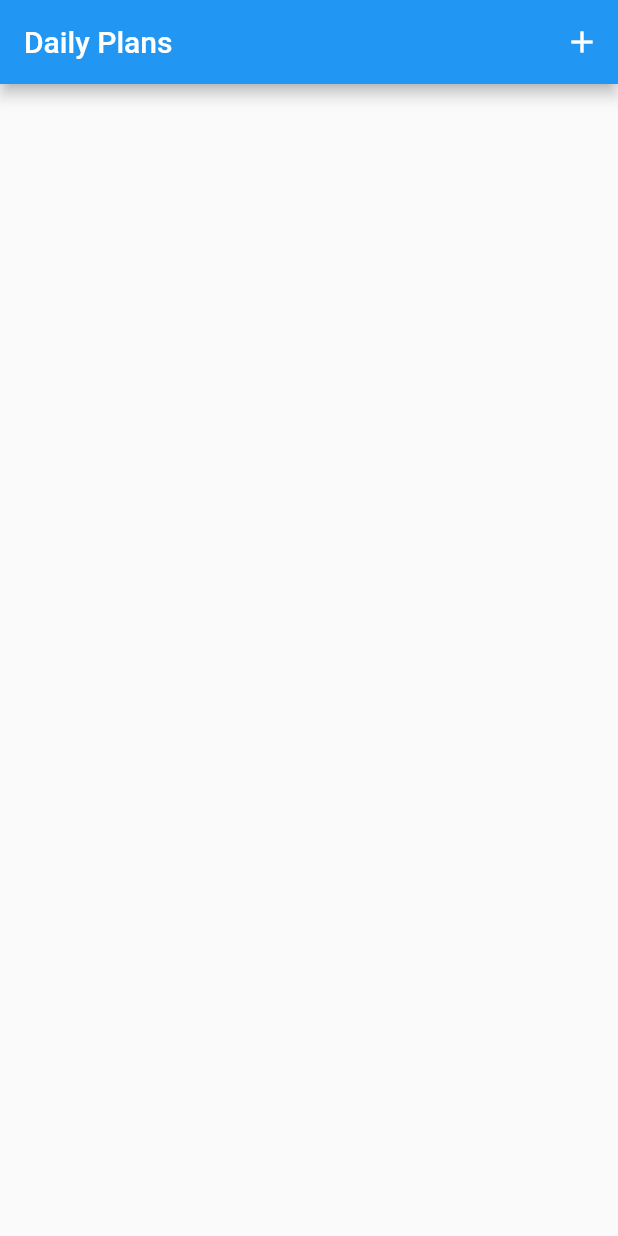
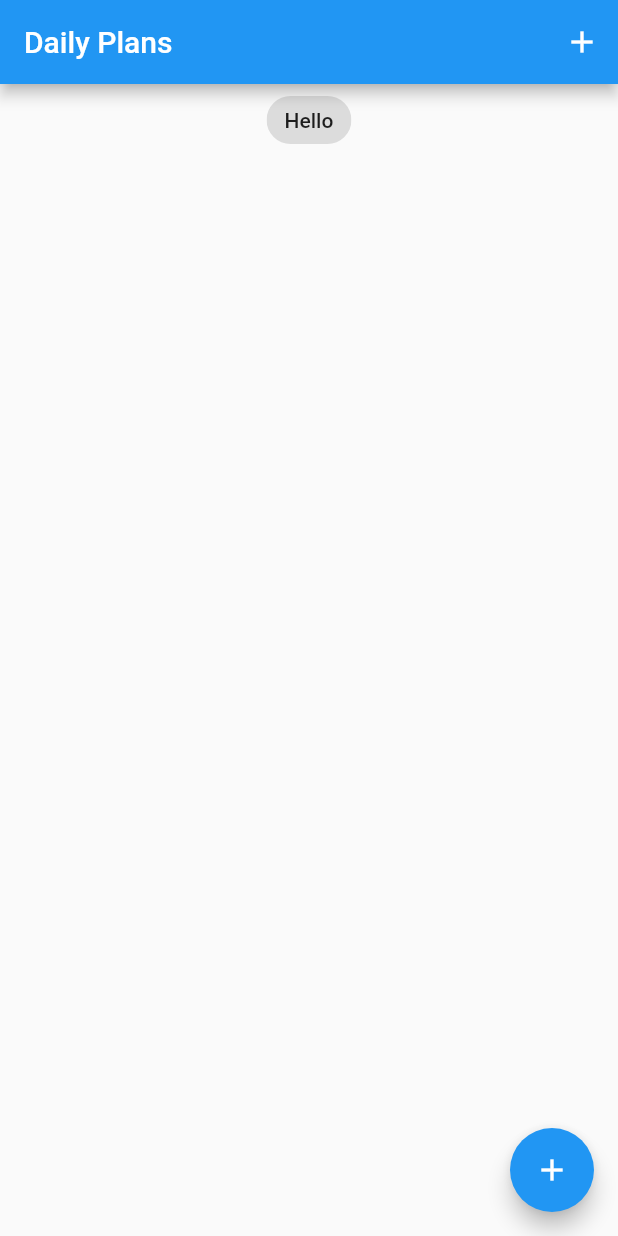
Before and after one commit to Neloy-SWE/Daily-Plans, a Flutter app: the screen it shows after launch, on a phone screen of 412 x 824 dp. Run offline on Flutter 3.47's test engine with Material 2 defaults, Android fonts, the light colour scheme and no system bars.

Commit message:
base code done

```diff
--- a/lib/screens/screen_task.dart
+++ b/lib/screens/screen_task.dart
@@ -8,9 +8,28 @@ class TaskScreen extends StatelessWidget {
   @override
   Widget build(BuildContext context) {
     return Scaffold(
+      floatingActionButton: FloatingActionButton(
+        onPressed: () {},
+        tooltip: AllText.addTask,
+        child: const Icon(
+          Icons.add,
+        ),
+      ),
       appBar: CustomAppBar(
         title: AllText.appTitle,
-        onTap: (){},
+        onTap: () {},
+      ),
+      body: Column(
+        crossAxisAlignment: CrossAxisAlignment.center,
+        children: const [
+          Center(
+            child: Chip(
+              label: Text(
+                "Hello",
+              ),
+            ),
+          ),
+        ],
       ),
     );
   }
--- a/lib/utilities/strings.dart
+++ b/lib/utilities/strings.dart
@@ -1,3 +1,4 @@
 class AllText{
   static const String appTitle = "Daily Plans";
+  static const String addTask = "Add Task";
 }
```
